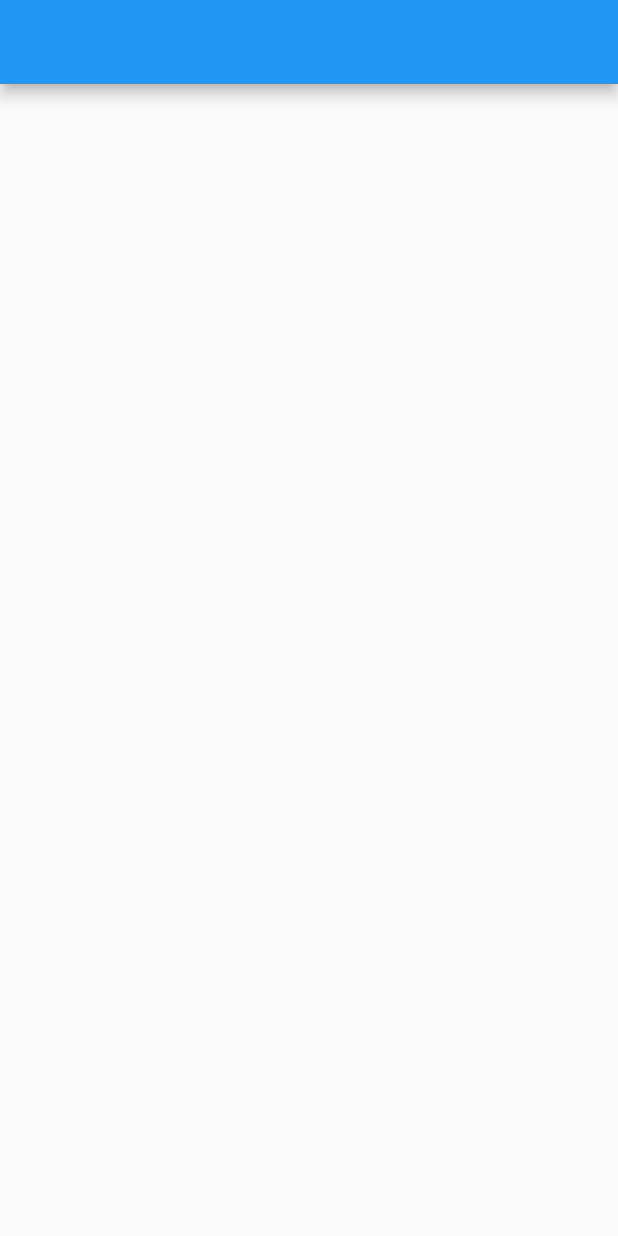
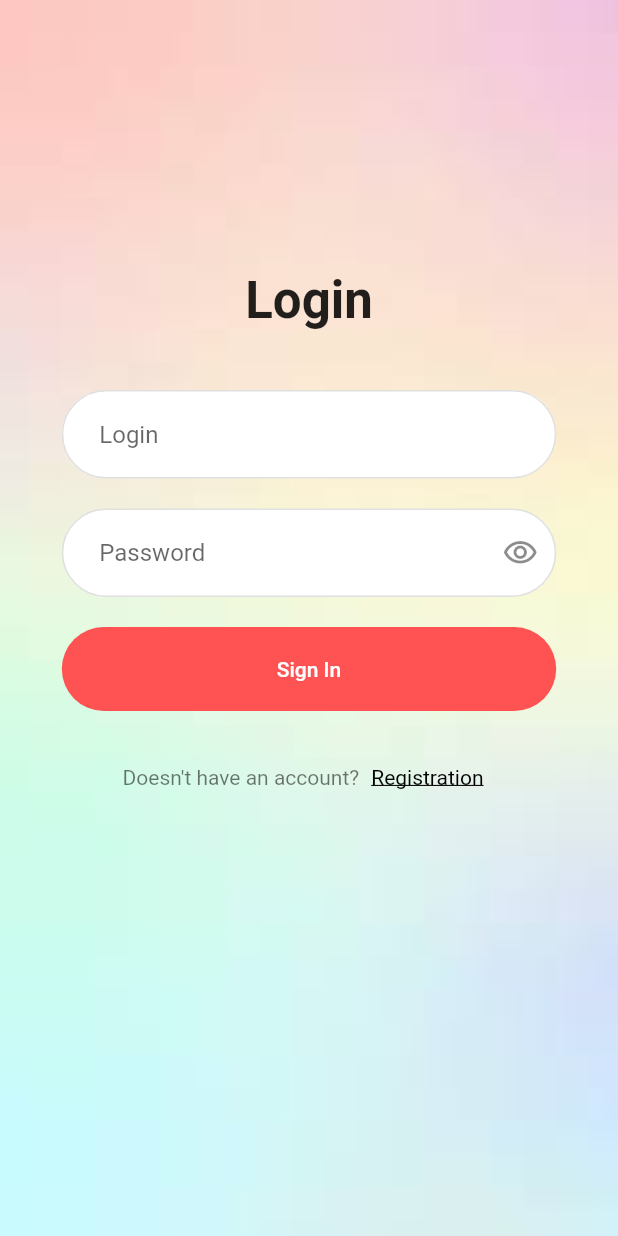
Before and after one commit to maratbekovaidar/fake-call-mobile, a Flutter app: the screen it shows after launch, on a phone screen of 412 x 824 dp. Run offline on Flutter 3.47's test engine with Material 2 defaults, Android fonts, the light colour scheme and no system bars.

Commit message:
feat(auth): create login page

```diff
--- a/lib/configurations/routes/route_generator.dart
+++ b/lib/configurations/routes/route_generator.dart
@@ -1,4 +1,5 @@
 
+import 'package:fake_call_mobile/features/views/auth/screens/login_page.dart';
 import 'package:fake_call_mobile/features/views/main/screens/main_page.dart';
 import 'package:flutter/material.dart';
 
@@ -10,7 +11,9 @@ class RouteGenerator {
 
     switch (settings.name) {
       case MainPage.route:
-        return MaterialPageRoute(builder: (_) => const MainPage());
+        return MaterialPageRoute(builder: (_) => const MainPage(), settings: settings);
+      case LoginPage.route:
+        return MaterialPageRoute(builder: (_) => const LoginPage(), settings: settings);
       default:
         return _errorRoute();
     }
--- /dev/null
+++ b/lib/features/views/auth/screens/login_page.dart
@@ -0,0 +1,151 @@
+
+import 'package:flutter/material.dart';
+
+class LoginPage extends StatefulWidget {
+  const LoginPage({Key? key}) : super(key: key);
+  static const route = "/login";
+  @override
+  State<LoginPage> createState() => _LoginPageState();
+}
+
+class _LoginPageState extends State<LoginPage> {
+
+  TextEditingController phoneNumberController = TextEditingController();
+  TextEditingController passwordController = TextEditingController();
+
+  bool obscurePassword = true;
+
+  @override
+  Widget build(BuildContext context) {
+
+    double width = MediaQuery.of(context).size.width;
+
+    return Scaffold(
+      body: Container(
+        decoration: const BoxDecoration(
+          image: DecorationImage(
+            fit: BoxFit.cover,
+            image: AssetImage(
+              "assets/background/background_1.jpg",
+            )
+          )
+        ),
+        child: ListView(
+          physics: const ClampingScrollPhysics(),
+          children: [
+            const SizedBox(height: 180),
+
+            /// Title
+            Row(
+              mainAxisAlignment: MainAxisAlignment.center,
+              children: const [
+                Text(
+                  "Login",
+                  style: TextStyle(
+                    fontSize: 34,
+                    fontWeight: FontWeight.bold,
+                  ),
+                ),
+              ],
+            ),
+            const SizedBox(height: 40),
+
+            /// Login
+            Row(
+              mainAxisAlignment: MainAxisAlignment.center,
+              children: [
+                SizedBox(
+                  width: width * 0.8,
+                  child: TextField(
+                    controller: phoneNumberController,
+                    decoration: const InputDecoration(
+                      hintText: "Login"
+                    ),
+                    keyboardType: TextInputType.number,
+                    textInputAction: TextInputAction.next,
+                  ),
+                ),
+              ],
+            ),
+            const SizedBox(height: 20),
+
+            /// Login
+            Row(
+              mainAxisAlignment: MainAxisAlignment.center,
+              children: [
+                SizedBox(
+                  width: width * 0.8,
+                  child: TextField(
+                    controller: passwordController,
+                    obscureText: obscurePassword,
+                    decoration: InputDecoration(
+                      suffixIcon: IconButton(
+                        onPressed: () {
+                          setState(() {
+                            obscurePassword = !obscurePassword;
+                          });
+                        },
+                        icon: obscurePassword ? const Icon(
+                          Icons.visibility_outlined
+                        ) : const Icon(
+                            Icons.visibility_off_outlined
+                        )
+                      ),
+                      hintText: "Password"
+                    ),
+                    keyboardType: TextInputType.visiblePassword,
+                    textInputAction: TextInputAction.send,
+
+                  ),
+                ),
+              ],
+            ),
+            const SizedBox(height: 20),
+
+            /// Button
+            Row(
+              mainAxisAlignment: MainAxisAlignment.center,
+              children: [
+                SizedBox(
+                  width: width * 0.8,
+                  child: ElevatedButton(
+                    onPressed: () {
+                      print("Send");
+                    },
+                    child: const Text("Sign In"),
+                  ),
+                ),
+              ],
+            ),
+            const SizedBox(height: 20),
+
+            /// Registration
+            Row(
+              mainAxisAlignment: MainAxisAlignment.center,
+              children: [
+                const Text(
+                  "Doesn't have an account?",
+                  style: TextStyle(
+                    color: Colors.black54
+                  ),
+                ),
+                TextButton(
+                  onPressed: () {},
+                  child: const Text(
+                    "Registration",
+                    style: TextStyle(
+                      decoration: TextDecoration.underline,
+                      color: Colors.black,
+                      fontWeight: FontWeight.normal
+                    ),
+                  )
+                )
+              ],
+            )
+
+          ],
+        ),
+      ),
+    );
+  }
+  }
--- a/lib/main.dart
+++ b/lib/main.dart
@@ -1,5 +1,6 @@
 import 'package:fake_call_mobile/configurations/routes/route_generator.dart';
 import 'package:fake_call_mobile/configurations/themes/app_theme.dart';
+import 'package:fake_call_mobile/features/views/auth/screens/login_page.dart';
 import 'package:fake_call_mobile/features/views/main/screens/main_page.dart';
 import 'package:flutter/material.dart';
 
@@ -16,7 +17,7 @@ class MyApp extends StatelessWidget {
       title: 'Meow',
       theme: AppTheme.basic,
       debugShowCheckedModeBanner: false,
-      initialRoute: MainPage.route,
+      initialRoute: LoginPage.route,
       onGenerateRoute: RouteGenerator.generateRoute,
     );
   }
```
Also changed, not shown: assets/background/background_1.jpg (added).
